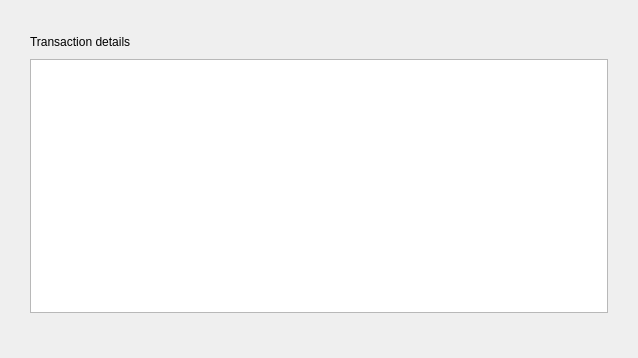
Above: src/qt/forms/transactiondescdialog.ui from qtumproject/qtum before the change. Below: the same form after it.
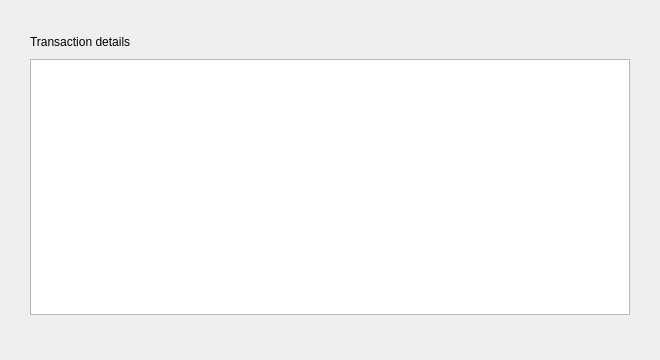
That is the form after the change.

Commit message: Update token description dialog

The edit to the form file:
```diff
--- a/src/qt/forms/transactiondescdialog.ui
+++ b/src/qt/forms/transactiondescdialog.ui
@@ -6,8 +6,8 @@
    <rect>
     <x>0</x>
     <y>0</y>
-    <width>638</width>
-    <height>358</height>
+    <width>660</width>
+    <height>360</height>
    </rect>
   </property>
   <property name="windowTitle">
```
The commit also changes 3 other files.
